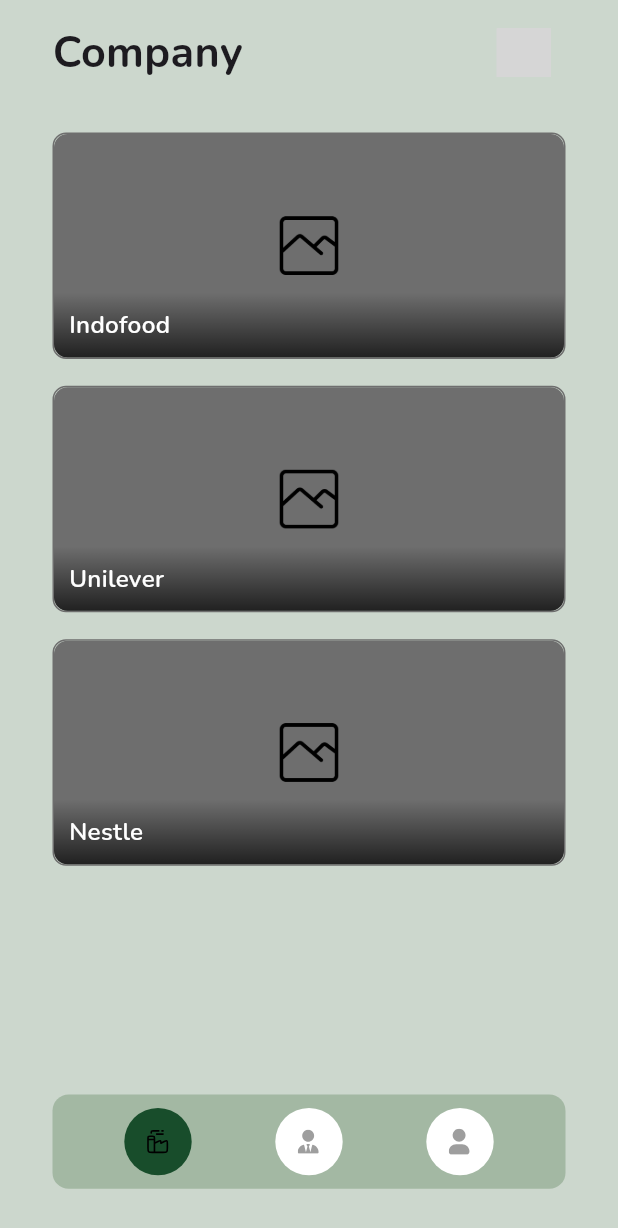
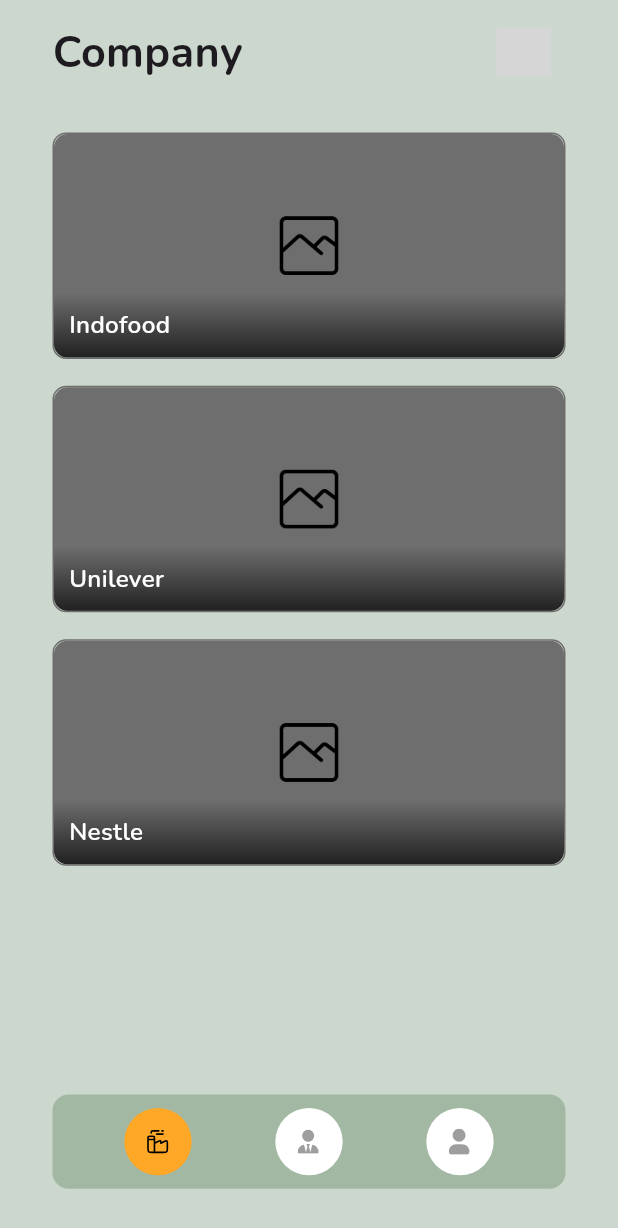
Before and after one commit to allam1768/Admin, a Flutter app: the BottomNavView screen opened by its route, on a phone screen of 412 x 824 dp. Shown: the top 1228 px of the screen. Run offline on Flutter 3.47's test engine with Material 3 defaults, Android fonts, the phone set to English and light mode, and no system bars; our stand-ins replace fl_chart, flutter_screenutil, flutter_svg, get, google_fonts, image_picker and 1 more; accounts and stored records are empty; grey boxes are pictures that could not be loaded.

Commit message:
fix [AP]:change the active color

```diff
--- a/lib/app/pages/Bottom Nav/bottomnav_view.dart
+++ b/lib/app/pages/Bottom Nav/bottomnav_view.dart
@@ -57,7 +57,7 @@ class _BottomNavViewState extends State<BottomNavView> {
                   height: 50.r,
                   width: 50.r,
                   decoration: BoxDecoration(
-                    color: isActive ? const Color(0xFF184D2B) : Colors.white,
+                    color: isActive ? const Color(0xFFFFA726) : Colors.white,
                     shape: BoxShape.circle,
                   ),
                   child: Center(
--- a/lib/app/pages/Data Company Screen/data_company_view.dart
+++ b/lib/app/pages/Data Company Screen/data_company_view.dart
@@ -36,7 +36,6 @@ class DataCompanyView extends StatelessWidget {
                     return CompanyCard(
                       companyName: controller.companies[index]["name"]!,
                       imagePath: controller.companies[index]["image"]!,
-                      onTap: () { Get.offNamed('/detaildata'); },
                     );
                   },
                 )),
```
